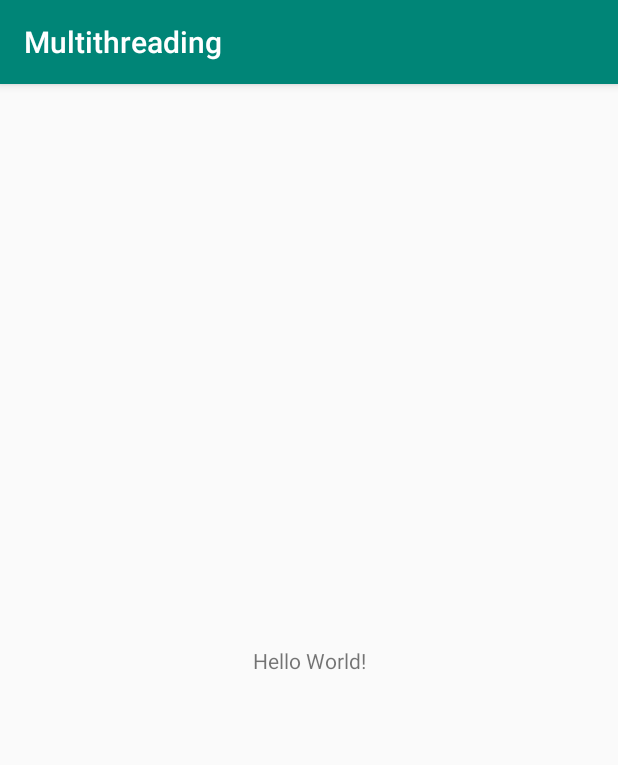
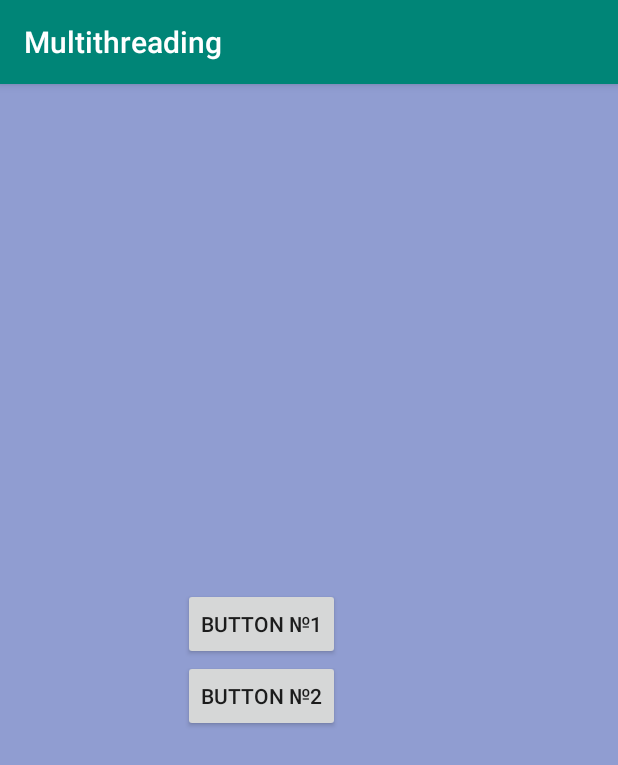
Before and after one commit to JDmitry/android-mltithreading, an Android app: the screen it shows after launch (MainActivity), on a phone screen of 412 x 824 dp. Shown: the top 765 px of the screen. Run offline under Robolectric (Android 15) with nearby library versions, the phone set to English and light mode, and no system bars.

Commit message:
Create project

```diff
--- a/app/src/main/res/layout/activity_main.xml
+++ b/app/src/main/res/layout/activity_main.xml
@@ -1,18 +1,35 @@
 <?xml version="1.0" encoding="utf-8"?>
-<androidx.constraintlayout.widget.ConstraintLayout xmlns:android="http://schemas.android.com/apk/res/android"
-    xmlns:app="http://schemas.android.com/apk/res-auto"
-    xmlns:tools="http://schemas.android.com/tools"
+<RelativeLayout xmlns:android="http://schemas.android.com/apk/res/android"
     android:layout_width="match_parent"
     android:layout_height="match_parent"
-    tools:context=".MainActivity">
+    android:background="#909DD1"
+    android:gravity="center">
 
-    <TextView
+    <LinearLayout
+        android:id="@+id/layout"
+        android:layout_width="wrap_content"
+        android:layout_height="wrap_content" >
+
+        <Button
+            android:id="@+id/button_first"
+            android:layout_width="wrap_content"
+            android:layout_height="wrap_content"
+            android:onClick="startProcess"
+            android:text="@string/button_first" />
+
+        <ProgressBar
+            android:id="@+id/progress_bar"
+            android:layout_width="wrap_content"
+            android:layout_height="wrap_content"
+            android:visibility="invisible"
+            android:paddingStart="15dp"/>
+
+    </LinearLayout>
+
+    <Button
+        android:id="@+id/button_second"
         android:layout_width="wrap_content"
         android:layout_height="wrap_content"
-        android:text="Hello World!"
-        app:layout_constraintBottom_toBottomOf="parent"
-        app:layout_constraintLeft_toLeftOf="parent"
-        app:layout_constraintRight_toRightOf="parent"
-        app:layout_constraintTop_toTopOf="parent" />
-
-</androidx.constraintlayout.widget.ConstraintLayout>
+        android:text="@string/button_second"
+        android:layout_below="@id/layout" />
+</RelativeLayout>
--- a/app/src/main/res/values/strings.xml
+++ b/app/src/main/res/values/strings.xml
@@ -1,3 +1,5 @@
 <resources>
     <string name="app_name">Multithreading</string>
+    <string name="button_first">Button №1</string>
+    <string name="button_second">Button №2</string>
 </resources>
```
Also changed, not shown: app/src/main/java/com/epam/multithreading/MainActivity.java (+53 -0 lines).
